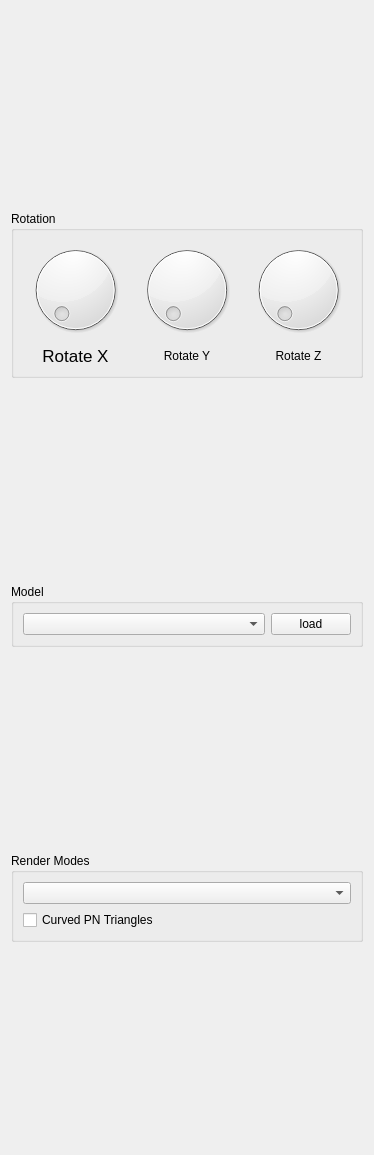
lauraBaakman/Advanced-Computer-Graphics, file code/pnt/view/ui/sidebar.ui: the form before one commit.
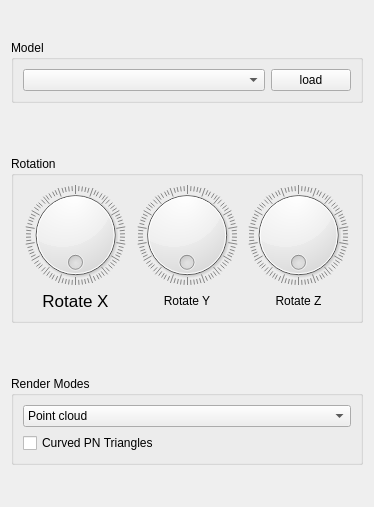
The form after the commit.

The edit to the form file:
```diff
--- a/code/pnt/view/ui/sidebar.ui
+++ b/code/pnt/view/ui/sidebar.ui
@@ -7,7 +7,7 @@
     <x>0</x>
     <y>0</y>
     <width>374</width>
-    <height>1155</height>
+    <height>507</height>
    </rect>
   </property>
   <property name="sizePolicy">
@@ -36,11 +36,42 @@
   </property>
   <layout class="QVBoxLayout" name="sidebarUiLayout" stretch="0,0,0">
    <property name="spacing">
-    <number>-1</number>
+    <number>24</number>
    </property>
    <property name="sizeConstraint">
     <enum>QLayout::SetDefaultConstraint</enum>
    </property>
+   <item>
+    <widget class="QGroupBox" name="modelUi">
+     <property name="sizePolicy">
+      <sizepolicy hsizetype="Preferred" vsizetype="Fixed">
+       <horstretch>0</horstretch>
+       <verstretch>0</verstretch>
+      </sizepolicy>
+     </property>
+     <property name="title">
+      <string>Model</string>
+     </property>
+     <layout class="QGridLayout" name="modelUiLayout">
+      <item row="0" column="2">
+       <widget class="QPushButton" name="loadModelButton">
+        <property name="sizePolicy">
+         <sizepolicy hsizetype="Fixed" vsizetype="Fixed">
+          <horstretch>0</horstretch>
+          <verstretch>0</verstretch>
+         </sizepolicy>
+        </property>
+        <property name="text">
+         <string>load</string>
+        </property>
+       </widget>
+      </item>
+      <item row="0" column="1">
+       <widget class="QComboBox" name="modelComboBox"/>
+      </item>
+     </layout>
+    </widget>
+   </item>
    <item>
     <widget class="QGroupBox" name="rotateUi">
      <property name="sizePolicy">
@@ -70,7 +101,23 @@
        </widget>
       </item>
       <item row="0" column="3">
-       <widget class="QDial" name="zDial"/>
+       <widget class="QDial" name="zDial">
+        <property name="maximum">
+         <number>359</number>
+        </property>
+        <property name="pageStep">
+         <number>10</number>
+        </property>
+        <property name="orientation">
+         <enum>Qt::Horizontal</enum>
+        </property>
+        <property name="wrapping">
+         <bool>true</bool>
+        </property>
+        <property name="notchesVisible">
+         <bool>true</bool>
+        </property>
+       </widget>
       </item>
       <item row="0" column="2">
        <widget class="QDial" name="yDial">
@@ -80,6 +127,15 @@
           <verstretch>0</verstretch>
          </sizepolicy>
         </property>
+        <property name="maximum">
+         <number>359</number>
+        </property>
+        <property name="wrapping">
+         <bool>true</bool>
+        </property>
+        <property name="notchesVisible">
+         <bool>true</bool>
+        </property>
        </widget>
       </item>
       <item row="1" column="3">
@@ -118,39 +174,20 @@
           <verstretch>0</verstretch>
          </sizepolicy>
         </property>
-       </widget>
-      </item>
-     </layout>
-    </widget>
-   </item>
-   <item>
-    <widget class="QGroupBox" name="modelUi">
-     <property name="sizePolicy">
-      <sizepolicy hsizetype="Preferred" vsizetype="Fixed">
-       <horstretch>0</horstretch>
-       <verstretch>0</verstretch>
-      </sizepolicy>
-     </property>
-     <property name="title">
-      <string>Model</string>
-     </property>
-     <layout class="QGridLayout" name="modelUiLayout">
-      <item row="0" column="2">
-       <widget class="QPushButton" name="loadModelButton">
-        <property name="sizePolicy">
-         <sizepolicy hsizetype="Fixed" vsizetype="Fixed">
-          <horstretch>0</horstretch>
-          <verstretch>0</verstretch>
-         </sizepolicy>
+        <property name="maximum">
+         <number>359</number>
         </property>
-        <property name="text">
-         <string>load</string>
+        <property name="tracking">
+         <bool>true</bool>
         </property>
+        <property name="wrapping">
+         <bool>true</bool>
+        </property>
+        <property name="notchesVisible">
+         <bool>true</bool>
+        </property>
        </widget>
       </item>
-      <item row="0" column="1">
-       <widget class="QComboBox" name="modelComboBox"/>
-      </item>
      </layout>
     </widget>
    </item>
@@ -174,6 +211,26 @@
           <verstretch>0</verstretch>
          </sizepolicy>
         </property>
+        <item>
+         <property name="text">
+          <string>Point cloud</string>
+         </property>
+        </item>
+        <item>
+         <property name="text">
+          <string>Wireframe</string>
+         </property>
+        </item>
+        <item>
+         <property name="text">
+          <string>Flat shading</string>
+         </property>
+        </item>
+        <item>
+         <property name="text">
+          <string>Phong shading</string>
+         </property>
+        </item>
        </widget>
       </item>
       <item>
```
